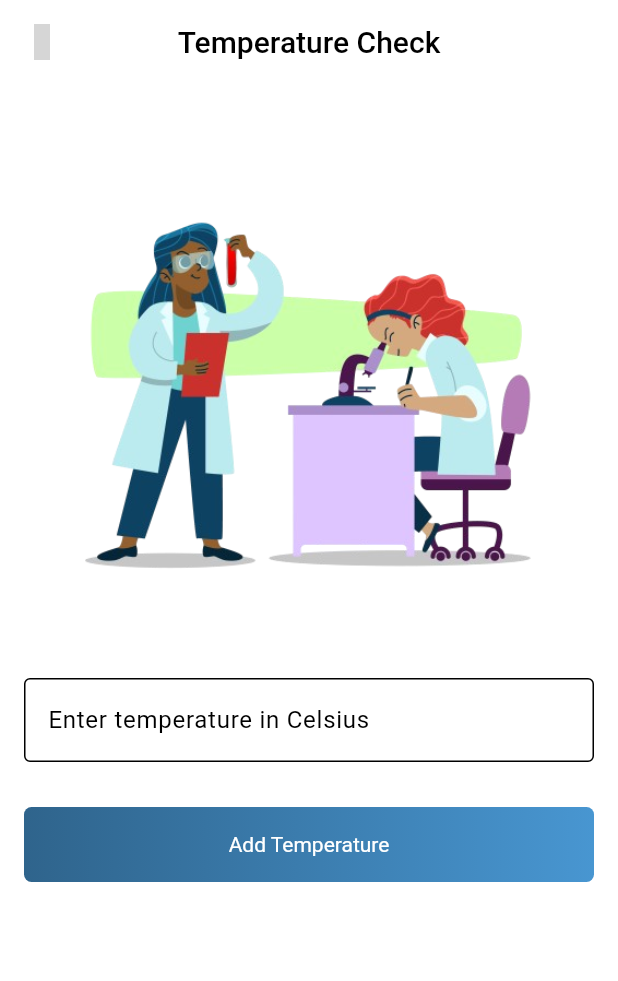
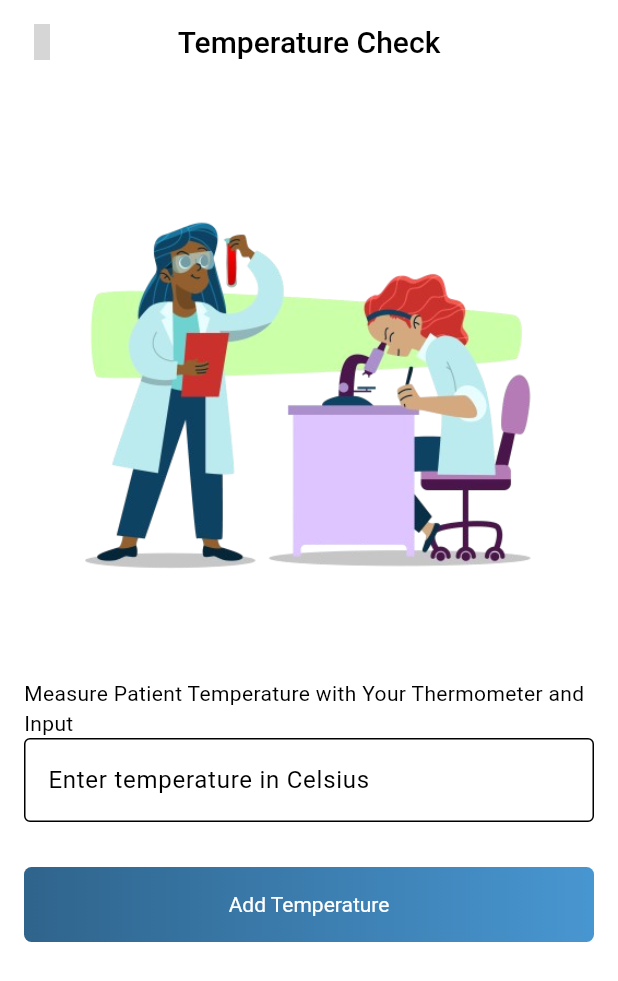
Before and after one commit to Ampaw24/MediCobApplicationMobile, a Flutter app: the TemperatureConversionPage screen opened directly, on a phone screen of 412 x 824 dp. Shown: the top 981 px of the screen. Run offline on Flutter 3.47's test engine with Material 3 defaults, Android fonts, the light colour scheme and no system bars; drawn by our look-alikes of auto_size_text; our stand-ins replace camera, connectivity_plus, firebase_auth, firebase_core, firebase_database, fl_chart and 9 more; missing offline and left inert: art_sweetalert; accounts and stored records are empty; Roboto replaces fonts that are missing (Atma, SF); grey boxes are pictures that could not be loaded.

Commit message:
news tips extended

```diff
--- a/lib/main.dart
+++ b/lib/main.dart
@@ -5,6 +5,7 @@ import 'package:newmedicob/core/app_export.dart';
 import 'package:newmedicob/core/network/firebase_provider.dart';
 import 'package:newmedicob/firebase_options.dart';
 import 'package:newmedicob/presentation/Authentication/provider/authentication_provider.dart';
+import 'package:newmedicob/presentation/Homepage/provider/healthdata_fetch.dart';
 import 'package:newmedicob/presentation/diagnosis/provider/diagnosisprovider.dart';
 import 'package:newmedicob/presentation/vital%20Check/temperature_check/provider/vital_check_provider.dart';
 import 'core/theme/theme_helper.dart';
@@ -29,6 +30,7 @@ class MyApp extends StatelessWidget {
         ChangeNotifierProvider(create: (context) => DiagnosisProvider()),
         ChangeNotifierProvider(create: (context) => FirebaseProvider()),
         ChangeNotifierProvider(create: (context) => VitalCheckProvider()),
+        ChangeNotifierProvider(create: (context) => FetchHealthTipProvider()),
       ],
       child: GetMaterialApp(
         debugShowCheckedModeBanner: false,
--- a/lib/presentation/Homepage/homepage.dart
+++ b/lib/presentation/Homepage/homepage.dart
@@ -1,3 +1,4 @@
+import 'package:auto_size_text/auto_size_text.dart';
 import 'package:firebase_auth/firebase_auth.dart';
 import 'package:flutter/material.dart';
 import 'package:get/get.dart';
@@ -9,6 +10,7 @@ import 'package:google_fonts/google_fonts.dart';
 import 'package:gap/gap.dart';
 import 'package:newmedicob/core/network/firebase_provider.dart';
 import 'package:newmedicob/core/textstyles.dart';
+import 'package:newmedicob/presentation/Homepage/provider/healthdata_fetch.dart';
 import 'package:newmedicob/presentation/vital%20Check/BMI/main_screen.dart';
 import 'package:newmedicob/presentation/Homepage/model/usermodel.dart';
 import 'package:newmedicob/presentation/diagnosis/widget/diagnosisloader.dart';
@@ -32,6 +34,7 @@ class _HomepageState extends State<Homepage> {
 
   @override
   Widget build(BuildContext context) {
+    final buildTips = context.read<FetchHealthTipProvider>();
     return Scaffold(
       appBar: AppBar(
         leadingWidth: 85,
@@ -86,7 +89,18 @@ class _HomepageState extends State<Homepage> {
                 children: [
                   _buildBMISection(user),
                   const SizedBox(height: 16),
-                  _buildRecommendationTopics(),
+                  Expanded(
+                      child: ListView.builder(
+                          itemCount: buildTips.health_TipsList.length,
+                          itemBuilder: (context, index) {
+                            return _buildRecommendationItem(
+                                author: buildTips
+                                    .health_TipsList[index].description,
+                                title: buildTips.health_TipsList[index].title,
+                                daysAgo:
+                                    buildTips.health_TipsList[index].daysAgo,
+                                imageUrl: ImageConstant.robotLogo);
+                          }))
                 ],
               ),
             );
@@ -124,7 +138,7 @@ class _HomepageState extends State<Homepage> {
                   style: bannerTextWhite2),
               GestureDetector(
                 onTap: () =>
-                    Get.to(()=>BMIChecker(), transition: Transition.fadeIn),
+                    Get.to(() => BMIChecker(), transition: Transition.fadeIn),
                 child: Container(
                   margin: const EdgeInsets.only(top: 20, right: 15),
                   height: 40,
@@ -147,14 +161,6 @@ class _HomepageState extends State<Homepage> {
     );
   }
 
-  Widget _buildRecommendationTopics() {
-    return _buildRecommendationItem(
-        title: 'Hello',
-        author: "Safo Ampaw",
-        imageUrl: ImageConstant.robotLogo,
-        daysAgo: 2);
-  }
-
   Widget _buildRecommendationItem({
     required String title,
     required String author,
@@ -165,7 +171,7 @@ class _HomepageState extends State<Homepage> {
         elevation: 3.0,
         child: Container(
           width: MediaQuery.of(context).size.width,
-          height: 150,
+          height: 130,
           decoration: BoxDecoration(
               color: WHITE, borderRadius: BorderRadius.circular(10)),
           child: Row(
@@ -179,20 +185,34 @@ class _HomepageState extends State<Homepage> {
                   crossAxisAlignment: CrossAxisAlignment.start,
                   children: [
                     const Gap(10),
-                    Text(
-                      "Title goes here",
+                    AutoSizeText(
+                      title,
+                      maxFontSize: 15,
+                      minFontSize: 12,
                       style: GoogleFonts.poppins(
-                          color: PRIMARYCOLOR,
-                          fontWeight: FontWeight.w600,
-                          fontSize: 20),
+                        color: PRIMARYCOLOR,
+                        fontWeight: FontWeight.w600,
+                      ),
                     ),
                     const Gap(5),
-                    Text(
-                      "Lorem ipsum dolor sit amet consectetur adipisicing elit. Illum molestiae qui, voluptas corporis placeat facilis quaerat. Ex dolorum ullam hic corporis exercitationem laborum repellat repellendus consequuntur quos itaque! Fugit, molestias.",
+                    AutoSizeText(
+                      author,
+                      maxLines: 5,
                       style: GoogleFonts.poppins(
                           color: rederPurpDeep,
                           fontWeight: FontWeight.w500,
                           fontSize: 12),
+                    ),
+                    const Gap(20),
+                    AutoSizeText(
+                      "$daysAgo Days Ago",
+                      maxLines: 5,
+                      maxFontSize: 12,
+                      minFontSize: 10,
+                      style: GoogleFonts.poppins(
+                        color: rederPurpDeep,
+                        fontWeight: FontWeight.w700,
+                      ),
                     ),
                   ],
                 ),
--- /dev/null
+++ b/lib/presentation/Homepage/model/healthTipModel.dart
@@ -0,0 +1,9 @@
+class HealthTipModel {
+  final String title;
+  final int daysAgo;
+  final String description;
+  final String imageUrl;
+
+  HealthTipModel({required this.title, required this.daysAgo, required this.description, required this.imageUrl});
+
+}
--- a/lib/presentation/Homepage/provider/healthdata_fetch.dart
+++ b/lib/presentation/Homepage/provider/healthdata_fetch.dart
@@ -1,21 +1,147 @@
+import 'package:flutter/material.dart';
+import 'package:newmedicob/presentation/Homepage/model/healthTipModel.dart';
 
-
-class FetchDataUser {
-
-  //   static Future<void> fetchNewsArticles() async {
-
-  //   final dio = Dio();
-  //   try {
-  //     final response =
-  //         await dio.get("${ApiServices.baseUrl}${APIServices.getArticles}",
-  //             options: Options(
-  //               headers: headers,
-  //             ));
-  //     if (response.statusCode == 200) {
-  //       print("Repository: ${response.data}");
-  //     }
-  //   } catch (e) {
-  //     print("An error occured while loading data ${e}");
-  //   }
-  // }
+class FetchHealthTipProvider with ChangeNotifier {
+  List<HealthTipModel> get health_TipsList => [
+        HealthTipModel(
+          title: "Prioritize Protein",
+          daysAgo: 2,
+          description:
+              "Include lean protein sources like chicken, fish, beans, and tofu in your meals.",
+          imageUrl: "https://example.com/protein.jpg",
+        ),
+        HealthTipModel(
+          title: "Limit Processed Foods",
+          daysAgo: 4,
+          description:
+              "Reduce consumption of processed foods high in unhealthy fats, sodium, and added sugars.",
+          imageUrl: "https://example.com/processed_foods.jpg",
+        ),
+        HealthTipModel(
+          title: "Get Regular Checkups",
+          daysAgo: 1,
+          description:
+              "Schedule routine checkups and screenings to monitor your overall health.",
+          imageUrl: "https://example.com/checkups.jpg",
+        ),
+        HealthTipModel(
+          title: "Practice Mindfulness",
+          daysAgo: 5,
+          description:
+              "Improve mental well-being through mindfulness techniques like meditation and deep breathing.",
+          imageUrl: "https://example.com/mindfulness.jpg",
+        ),
+        HealthTipModel(
+          title: "Set Realistic Goals",
+          daysAgo: 3,
+          description:
+              "Create achievable health goals and track your progress for motivation.",
+          imageUrl: "https://example.com/goals.jpg",
+        ),
+        HealthTipModel(
+          title: "Stay Hydrated",
+          daysAgo: 7,
+          description:
+              "Drink plenty of water throughout the day to maintain hydration and overall health.",
+          imageUrl: "https://example.com/hydration.jpg",
+        ),
+        HealthTipModel(
+          title: "Get Enough Sleep",
+          daysAgo: 6,
+          description:
+              "Aim for 7-9 hours of quality sleep each night to support your body's recovery and overall well-being.",
+          imageUrl: "https://example.com/sleep.jpg",
+        ),
+        HealthTipModel(
+          title: "Exercise Regularly",
+          daysAgo: 8,
+          description:
+              "Engage in regular physical activity, such as walking, running, or strength training, to improve fitness.",
+          imageUrl: "https://example.com/exercise.jpg",
+        ),
+        HealthTipModel(
+          title: "Eat a Balanced Diet",
+          daysAgo: 9,
+          description:
+              "Focus on a balanced diet rich in fruits, vegetables, whole grains, and healthy fats.",
+          imageUrl: "https://example.com/balanced_diet.jpg",
+        ),
+        HealthTipModel(
+          title: "Practice Good Posture",
+          daysAgo: 10,
+          description:
+              "Maintain good posture to reduce strain on your body and improve overall health.",
+          imageUrl: "https://example.com/posture.jpg",
+        ),
+        HealthTipModel(
+          title: "Reduce Stress",
+          daysAgo: 11,
+          description:
+              "Incorporate stress-reducing activities like yoga, meditation, or hobbies into your daily routine.",
+          imageUrl: "https://example.com/stress_reduction.jpg",
+        ),
+        HealthTipModel(
+          title: "Avoid Smoking",
+          daysAgo: 12,
+          description:
+              "Avoid smoking and exposure to secondhand smoke to reduce the risk of various health issues.",
+          imageUrl: "https://example.com/no_smoking.jpg",
+        ),
+        HealthTipModel(
+          title: "Moderate Alcohol Consumption",
+          daysAgo: 13,
+          description:
+              "If you drink alcohol, do so in moderation and be mindful of its effects on your health.",
+          imageUrl: "https://example.com/alcohol_moderation.jpg",
+        ),
+        HealthTipModel(
+          title: "Practice Safe Sun Exposure",
+          daysAgo: 14,
+          description:
+              "Protect your skin from harmful UV rays by wearing sunscreen, hats, and protective clothing.",
+          imageUrl: "https://example.com/sun_protection.jpg",
+        ),
+        HealthTipModel(
+          title: "Maintain Social Connections",
+          daysAgo: 15,
+          description:
+              "Build and maintain strong social connections for mental and emotional well-being.",
+          imageUrl: "https://example.com/social_connections.jpg",
+        ),
+        HealthTipModel(
+          title: "Stay Mentally Active",
+          daysAgo: 16,
+          description:
+              "Engage in activities that challenge your mind, such as reading, puzzles, or learning new skills.",
+          imageUrl: "https://example.com/mental_activity.jpg",
+        ),
+        HealthTipModel(
+          title: "Limit Screen Time",
+          daysAgo: 17,
+          description:
+              "Reduce excessive screen time and take regular breaks to prevent eye strain and improve overall health.",
+          imageUrl: "https://example.com/screen_time.jpg",
+        ),
+        HealthTipModel(
+          title: "Eat Mindfully",
+          daysAgo: 18,
+          description:
+              "Practice mindful eating by paying attention to hunger cues and enjoying meals without distractions.",
+          imageUrl: "https://example.com/mindful_eating.jpg",
+        ),
+        HealthTipModel(
+          title: "Keep a Healthy Weight",
+          daysAgo: 19,
+          description:
+              "Maintain a healthy weight through a balanced diet and regular exercise.",
+          imageUrl: "https://example.com/healthy_weight.jpg",
+        ),
+        HealthTipModel(
+          title: "Wash Hands Regularly",
+          daysAgo: 20,
+          description:
+              "Wash your hands regularly with soap and water to prevent the spread of germs and illness.",
+          imageUrl: "https://example.com/hand_washing.jpg",
+        ),
+      ];
 }
--- a/lib/presentation/vital Check/PPG/ppg_home.dart
+++ b/lib/presentation/vital Check/PPG/ppg_home.dart
@@ -53,7 +53,6 @@ class PPGViewView extends State<PPGView> with SingleTickerProviderStateMixin {
 
   @override
   Widget build(BuildContext context) {
-    final vitals_provider = context.read<VitalCheckProvider>();
     return Scaffold(
       backgroundColor: Colors.white,
       body: SafeArea(
@@ -213,7 +212,7 @@ class PPGViewView extends State<PPGView> with SingleTickerProviderStateMixin {
         _image = image;
       });
     } catch (e) {
-      print("Camera initialization error: $e");
+      //print("Camera initialization error: $e");
     }
   }
 
--- a/lib/presentation/vital Check/temperature_check/temperature_page.dart
+++ b/lib/presentation/vital Check/temperature_check/temperature_page.dart
@@ -1,3 +1,4 @@
+import 'package:auto_size_text/auto_size_text.dart';
 import 'package:flutter/material.dart';
 import 'package:get/get.dart';
 import 'package:iconsax/iconsax.dart';
@@ -43,11 +44,14 @@ class _TemperatureConversionPageState extends State<TemperatureConversionPage> {
             child: Padding(
               padding: const EdgeInsets.all(16.0),
               child: Column(
+                mainAxisAlignment: MainAxisAlignment.center,
                 children: [
                   Padding(
                     padding: const EdgeInsets.all(8.0),
                     child: Image.asset(ImageConstant.temperature_ill),
                   ),
+                  AutoSizeText(
+                      "Measure Patient Temperature with Your Thermometer and Input "),
                   if (_convertedTemperature != null)
                     Padding(
                       padding: const EdgeInsets.symmetric(vertical: 20),
```
